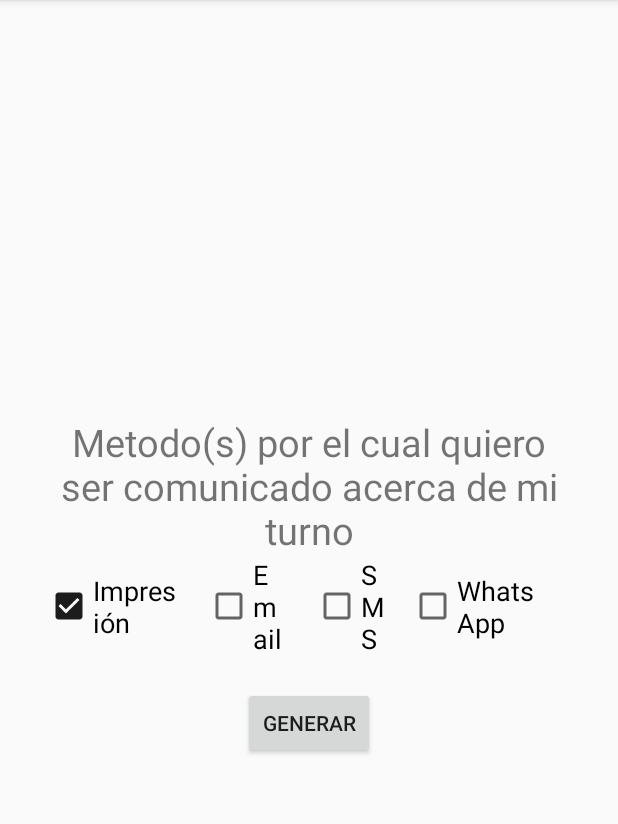
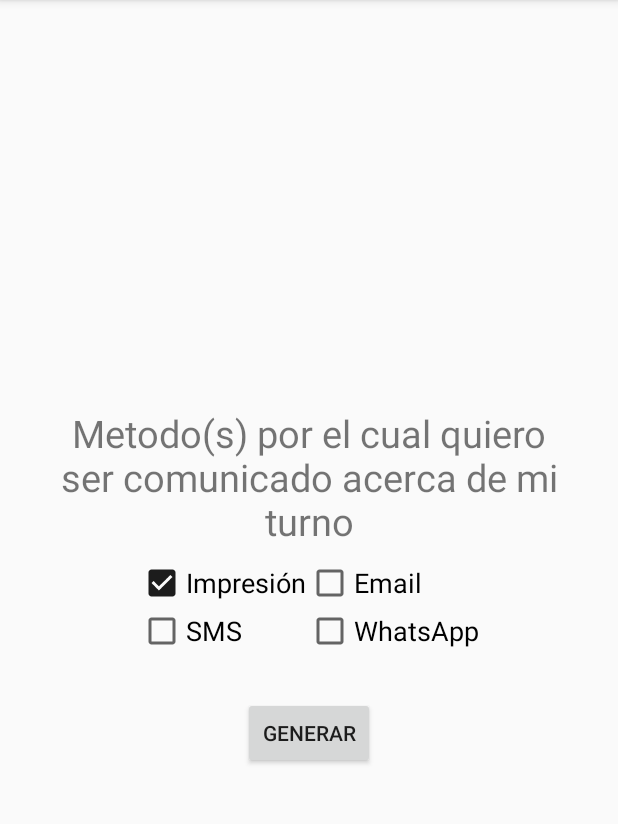
Before and after one commit to dev-darenas/turnero, an Android app: the RequestLastActivity screen opened directly, with no data from a screen before it, on a phone screen of 412 x 824 dp, the part 84-908 px from its top. Run offline under Robolectric (Android 15) with nearby library versions, the phone set to English and light mode, and no system bars; our stand-ins replace Volley.

Commit message:
Host changed and GUI improvements Bug fixes: - ClearTextTraffic error in API 28 - Bad server URL - Better visualization in vertical devices

```diff
--- a/Android/QueueMasterState/app/src/main/AndroidManifest.xml
+++ b/Android/QueueMasterState/app/src/main/AndroidManifest.xml
@@ -1,6 +1,6 @@
 <?xml version="1.0" encoding="utf-8"?>
 <manifest xmlns:android="http://schemas.android.com/apk/res/android"
-          package="com.uniajc.queuemasterstate">
+          xmlns:tools="http://schemas.android.com/tools" package="com.uniajc.queuemasterstate">
 
     <uses-permission android:name="android.permission.ACCESS_NETWORK_STATE"/>
     <uses-permission android:name="android.permission.ACCESS_WIFI_STATE"/>
@@ -14,7 +14,8 @@
             android:label="@string/app_name"
             android:roundIcon="@mipmap/ic_launcher_round"
             android:supportsRtl="true"
-            android:theme="@style/AppTheme">
+            android:theme="@style/AppTheme"
+            android:networkSecurityConfig="@xml/network_security_config" tools:targetApi="n">
         <activity android:name=".RequestLastActivity">
         </activity>
         <activity android:name=".RequestPriActivity">
--- a/Android/QueueMasterState/app/src/main/java/com/uniajc/queuemasterstate/RequestCcActivity.kt
+++ b/Android/QueueMasterState/app/src/main/java/com/uniajc/queuemasterstate/RequestCcActivity.kt
@@ -59,7 +59,7 @@ class RequestCcActivity : AppCompatActivity() {
     }
 
     private fun getData() {
-        val url = "http://5.189.167.158/Turnero/pong.php/?cedula=${et_cc.text}"
+        val url = "http://167.71.252.200/pong/pong.php/?cedula=${et_cc.text}"
         Log.i("URL", url)
         var client = false
 
@@ -80,7 +80,7 @@ class RequestCcActivity : AppCompatActivity() {
                     Toast.makeText(this, e.message, Toast.LENGTH_LONG).show()
                 }
             }, Response.ErrorListener {
-                Toast.makeText(this, "ERROR: $it", Toast.LENGTH_SHORT).show()
+                Toast.makeText(this, "ERROR: $it", Toast.LENGTH_LONG).show()
             })
         queue.add(request)
 
--- a/Android/QueueMasterState/app/src/main/java/com/uniajc/queuemasterstate/RequestLastActivity.kt
+++ b/Android/QueueMasterState/app/src/main/java/com/uniajc/queuemasterstate/RequestLastActivity.kt
@@ -93,7 +93,7 @@ class RequestLastActivity : AppCompatActivity() {
                 if (((cbEmail.isChecked && !email.isBlank()) || !cbEmail.isChecked) && (((cbSms.isChecked || cbWhats.isChecked) && phoneNumber != "0") || (!cbSms.isChecked && !cbWhats.isChecked))) {
                     if (isCorrectEmail(email) && cbEmail.isChecked)
                         makeVolleyRequest()
-                    else if(cbEmail.isChecked)
+                    else if (cbEmail.isChecked)
                         Toast.makeText(this, "Correo no valido, por favor verificar", Toast.LENGTH_LONG).show()
                     else
                         makeVolleyRequest()
@@ -190,7 +190,7 @@ class RequestLastActivity : AppCompatActivity() {
             true -> 1; false -> 0
         }
 
-        val url = "http://5.189.167.158/Turnero/pong.php/?cedula=$stringCc&celular=$phoneNumber" +
+        val url = "http://167.71.252.200/pong/pong.php/?cedula=$stringCc&celular=$phoneNumber" +
                 "&correo=$email&tiposervicio=$stringService&prioridad=$priorityGet" +
                 "&notificacion_whatsapp=$whatsGet&notificacion_email=$emailGet&notificacion_sms=$smsGet"
         Log.i("URL", url)
--- a/Android/QueueMasterState/app/src/main/res/layout-v26/activity_request_last.xml
+++ b/Android/QueueMasterState/app/src/main/res/layout-v26/activity_request_last.xml
@@ -19,12 +19,14 @@
                 android:text="Metodo(s) por el cual quiero ser comunicado acerca de mi turno"
                 android:textSize="25sp"/>
 
-        <LinearLayout
-                android:layout_width="match_parent"
+        <GridLayout
+                android:id="@+id/gridLayout"
+                android:layout_width="wrap_content"
                 android:layout_height="wrap_content"
-                android:orientation="horizontal"
                 android:gravity="center"
-                android:weightSum="4">
+                android:columnCount="2"
+                android:padding="8dp"
+                android:alignmentMode="alignMargins">
 
 
             <CheckBox
@@ -32,36 +34,31 @@
                     android:layout_width="wrap_content"
                     android:layout_height="match_parent"
                     android:text="Impresión"
-                    android:layout_marginEnd="15dp"
                     android:textSize="18sp"
                     android:checked="true"
-                    android:layout_weight="1"/>
+            />
             <CheckBox
                     android:id="@+id/cb_email"
                     android:layout_width="wrap_content"
                     android:layout_height="match_parent"
                     android:text="Email"
-                    android:layout_marginEnd="15dp"
                     android:textSize="18sp"
-                    android:layout_weight="1"/>
+            />
             <CheckBox
                     android:id="@+id/cb_sms"
                     android:layout_width="wrap_content"
                     android:layout_height="match_parent"
                     android:text="SMS"
-                    android:layout_marginEnd="15dp"
                     android:textSize="18sp"
-                    android:layout_weight="1"/>
+            />
             <CheckBox
                     android:id="@+id/cb_whats"
                     android:layout_width="wrap_content"
                     android:layout_height="match_parent"
                     android:text="WhatsApp"
-                    android:layout_marginEnd="15dp"
-                    android:textSize="18sp"
-                    android:layout_weight="1"/>
+                    android:textSize="18sp"/>
 
-        </LinearLayout>
+        </GridLayout>
 
         <ListView
                 android:id="@+id/lv_text"
--- a/Android/QueueMasterState/app/src/main/res/layout/activity_request_last.xml
+++ b/Android/QueueMasterState/app/src/main/res/layout/activity_request_last.xml
@@ -18,12 +18,15 @@
                 android:text="Metodo(s) por el cual quiero ser comunicado acerca de mi turno"
                 android:textSize="25sp"/>
 
-        <LinearLayout
-                android:layout_width="match_parent"
+        <GridLayout
+                android:id="@+id/gridLayout"
+                android:layout_width="wrap_content"
                 android:layout_height="wrap_content"
                 android:orientation="horizontal"
                 android:padding="8dp"
-                android:gravity="center">
+                android:gravity="center"
+                android:columnCount="2"
+                android:alignmentMode="alignMargins">
 
 
             <CheckBox
@@ -56,7 +59,7 @@
                     android:layout_marginEnd="15dp"
                     android:textSize="18sp"/>
 
-        </LinearLayout>
+        </GridLayout>
 
         <ListView
                 android:id="@+id/lv_text"
--- /dev/null
+++ b/Android/QueueMasterState/app/src/main/res/xml/network_security_config.xml
@@ -0,0 +1,6 @@
+<?xml version="1.0" encoding="utf-8"?>
+<network-security-config>
+    <domain-config cleartextTrafficPermitted="true">
+        <domain includeSubdomains="true">167.71.252.200</domain>
+    </domain-config>
+</network-security-config>
```
